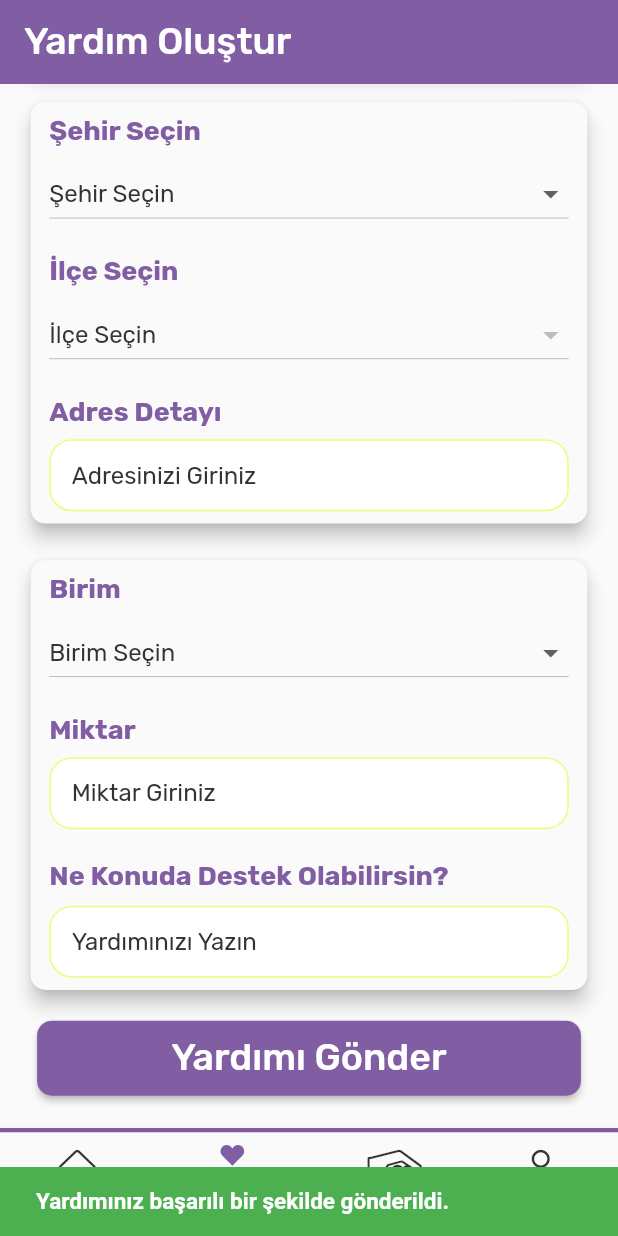
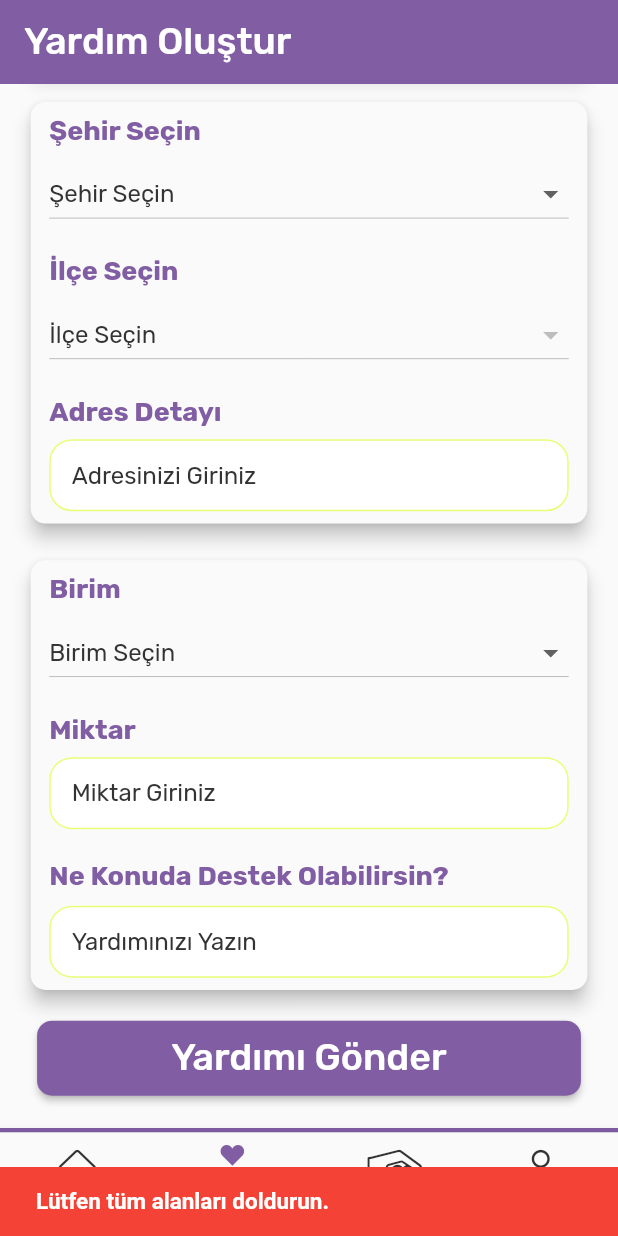
Before and after one commit to IsaTunahan/HelpHub, a Flutter app: the screen it shows once a user with an empty profile is signed in, item 2 of the bottom bar chosen, scrolled down 234 dp, after a tap on "Yardımı Gönder", on a phone screen of 412 x 824 dp. Run offline on Flutter 3.47's test engine with Material 2 defaults, Android fonts, the phone set to English and light mode, and no system bars; our stand-ins replace cloud_firestore, firebase_auth, firebase_core, firebase_messaging, firebase_storage, geocoding and 4 more; accounts and stored records are empty; network calls fail.

Commit message:
detayalr eklendi

```diff
--- a/lib/custom_widgets/_textformfield.dart
+++ b/lib/custom_widgets/_textformfield.dart
@@ -5,12 +5,13 @@ class AppTextFormField extends StatelessWidget {
   final TextEditingController controller;
   final String hintText;
   final bool obscureText;
+   final TextInputType inputType;
 
   const AppTextFormField({
     Key? key,
     required this.controller,
     required this.hintText,
-    required this.obscureText,
+    required this.obscureText, required this.inputType,
   }) : super(key: key);
 
   @override
@@ -20,6 +21,7 @@ class AppTextFormField extends StatelessWidget {
     return Padding(
       padding: EdgeInsets.symmetric(horizontal: screenWidth * 0.05),
       child: TextFormField(
+        keyboardType: inputType,
         controller: controller,
         obscureText: obscureText,
         decoration: InputDecoration(
--- a/lib/screens/auth/forgot_pw_reset/forgot_pw_screen.dart
+++ b/lib/screens/auth/forgot_pw_reset/forgot_pw_screen.dart
@@ -154,6 +154,7 @@ class _forgotPasswordState extends State<forgotPassword> {
                                 ),
                                 SizedBox(height: screenHeight * 0.01),
                                 AppTextFormField(
+                                  inputType: TextInputType.emailAddress,
                                   controller: emailController,
                                   hintText: 'Email',
                                   obscureText: false,
--- a/lib/screens/auth/login/login_bolumleri/login_form.dart
+++ b/lib/screens/auth/login/login_bolumleri/login_form.dart
@@ -103,6 +103,7 @@ class _GirisFormState extends State<LoginForm> {
           children: [
             SizedBox(height: screenHeight * 0.02),
             AppTextFormField(
+              inputType: TextInputType.emailAddress,
               controller: emailController,
               hintText: 'Email',
               obscureText: false,
@@ -110,6 +111,7 @@ class _GirisFormState extends State<LoginForm> {
             SizedBox(height: screenHeight * 0.01),
             //şifre
             AppTextFormField(
+              inputType: TextInputType.visiblePassword,
               controller: passwordController,
               hintText: 'Şifre',
               obscureText: true,
--- a/lib/screens/home/helps_screen.dart
+++ b/lib/screens/home/helps_screen.dart
@@ -225,6 +225,7 @@ class _HelpsScreenState extends State<HelpsScreen> {
                       ),
                       SizedBox(height: screenHeight * 0.01),
                       TextFormField(
+                        keyboardType: TextInputType.streetAddress,
                         controller: addressController,
                         decoration: InputDecoration(
                           enabledBorder: OutlineInputBorder(
@@ -306,6 +307,7 @@ class _HelpsScreenState extends State<HelpsScreen> {
                       ),
                       SizedBox(height: screenHeight * 0.01),
                       TextFormField(
+                        keyboardType: TextInputType.number,
                         controller: miktarController,
                         decoration: InputDecoration(
                           enabledBorder: OutlineInputBorder(
@@ -342,6 +344,7 @@ class _HelpsScreenState extends State<HelpsScreen> {
                       ),
                       const SizedBox(height: 10),
                       TextFormField(
+                        keyboardType: TextInputType.multiline,
                         controller: destekController,
                         decoration: InputDecoration(
                           enabledBorder: OutlineInputBorder(
@@ -378,6 +381,29 @@ class _HelpsScreenState extends State<HelpsScreen> {
                     Expanded(
                       child: ElevatedButton(
                         onPressed: () async {
+                          if (selectedCategory == null ||
+                              selectedSubcategory == null ||
+                              selectedUnit == null ||
+                              selectedCity == null ||
+                              selectedDistrict == null ||
+                              destekController.text.isEmpty ||
+                              miktarController.text.isEmpty ||
+                              addressController.text.isEmpty) {
+
+                            ScaffoldMessenger.of(context).showSnackBar(
+                              const SnackBar(
+                                backgroundColor: Colors.red,
+                                content: Text(
+                                  'Lütfen tüm alanları doldurun.',
+                                  style: TextStyle(
+                                    fontSize: 15,
+                                    fontWeight: FontWeight.bold,
+                                  ),
+                                ),
+                                duration: Duration(seconds: 2),
+                              ),
+                            );
+                          } else {
                             String category = selectedCategory ?? '';
                             String subcategory = selectedSubcategory ?? '';
                             String unit = selectedUnit ?? '';
@@ -440,6 +466,7 @@ class _HelpsScreenState extends State<HelpsScreen> {
                             } catch (e) {
                               print('Veri eklenirken bir hata oluştu: $e');
                             }
+                          }
                         },
                         style: ElevatedButton.styleFrom(
                           foregroundColor: AppColors.white,
```
Also changed, not shown: lib/screens/auth/register/register_bolumleri/register_form.dart (+7 -0 lines), lib/screens/home/needs_screen.dart (+23 -0 lines), lib/screens/profile/settings/profil_bilgileri.dart (+9 -2 lines), lib/screens/profile/settings/settings_screen.dart (+5 -3 lines). Lines whose indentation alone changed are shown as unchanged.
